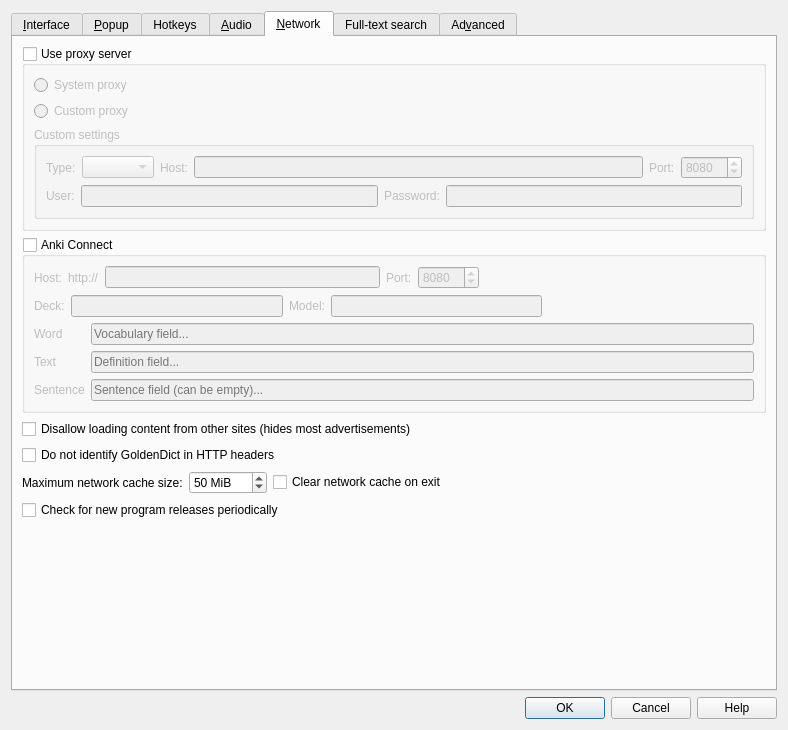
This is src/ui/preferences.ui in bre01/goldendict-ng as Qt 5 draws it before an edit. The edited form follows.
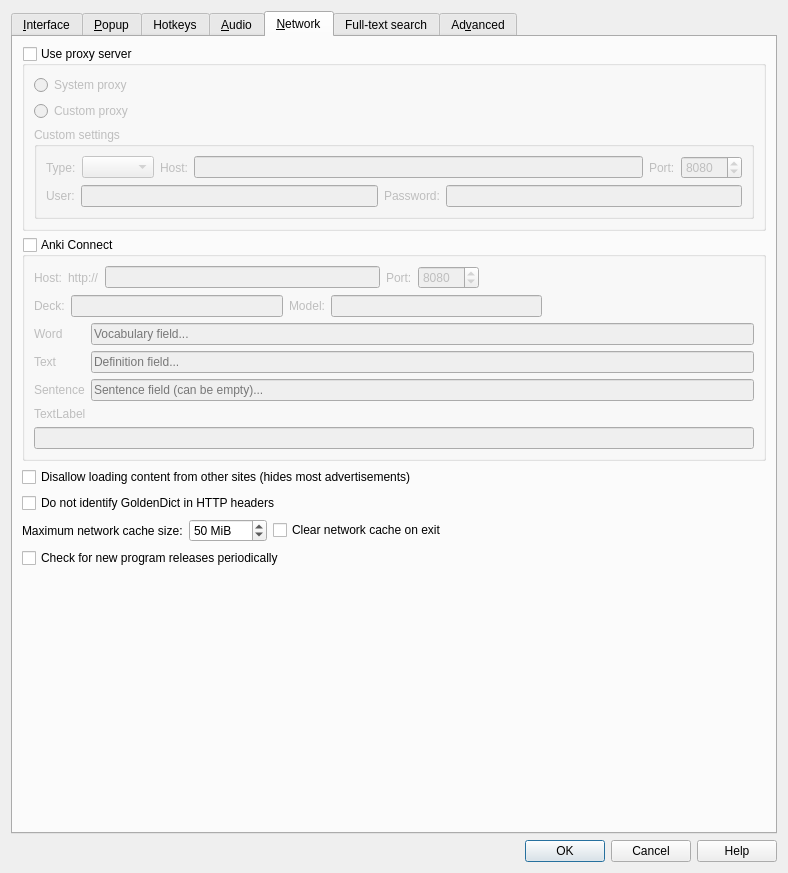
This is the edited form. The open tabs and pages were chosen to show the change. Icons and pictures are not drawn.

Patch:
```diff
--- a/src/ui/preferences.ui
+++ b/src/ui/preferences.ui
@@ -7,7 +7,7 @@
     <x>0</x>
     <y>0</y>
     <width>788</width>
-    <height>730</height>
+    <height>873</height>
    </rect>
   </property>
   <property name="windowTitle">
@@ -1321,6 +1321,19 @@
             </item>
            </layout>
           </item>
+          <item>
+           <widget class="QLabel" name="label_31">
+            <property name="text">
+             <string>TextLabel</string>
+            </property>
+           </widget>
+          </item>
+          <item>
+           <widget class="QLineEdit" name="ankiTest"/>
+          </item>
+          <item>
+           <layout class="QVBoxLayout" name="ankiVLayout"/>
+          </item>
          </layout>
         </widget>
        </item>
```
Left out of the diff: 74 changed lines with no effect on the pictures.
